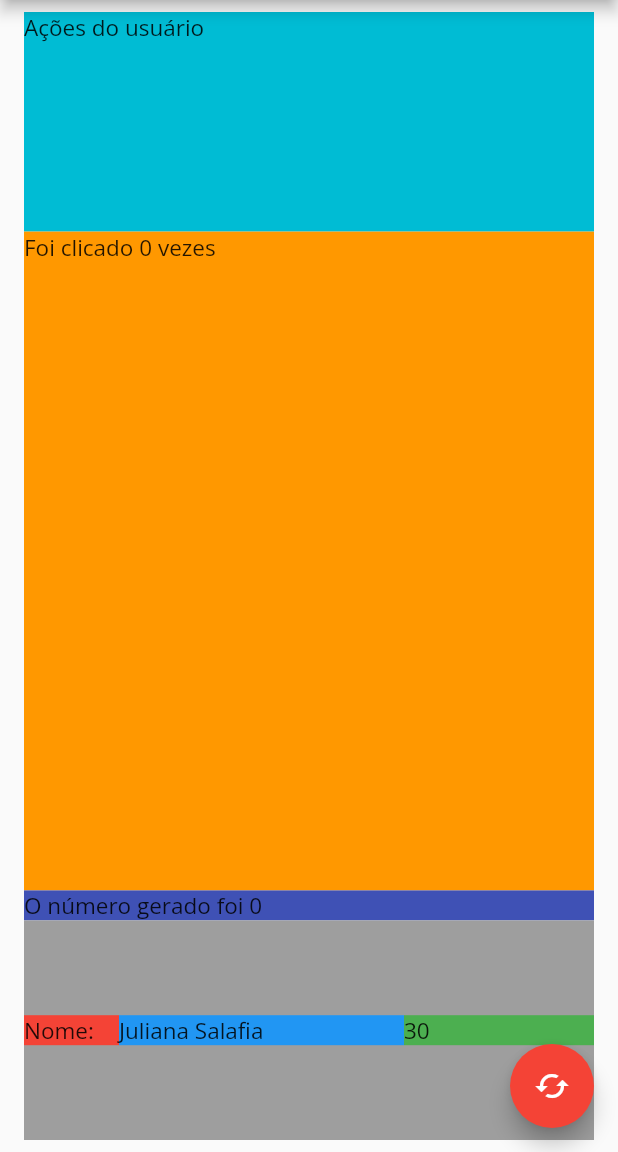
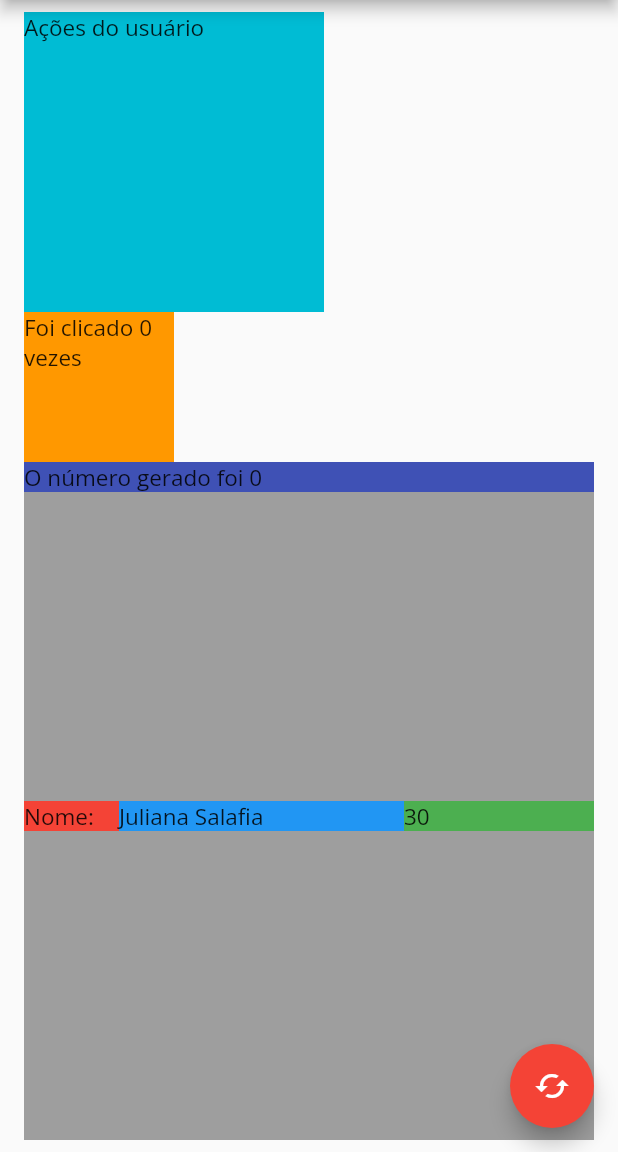
Before and after one commit to julianasalafia/BootcampSantander, a Flutter app: the screen it shows after launch, on a phone screen of 412 x 824 dp, the part 84-1236 px from its top. Run offline on Flutter 3.47's test engine with Material 2 defaults, Android fonts, the phone set to English and light mode, and no system bars; our stand-ins replace font_awesome_flutter, google_fonts.

Commit message:
feat: fixando tamanho nos componentes

```diff
--- a/2_modulo/trilhaapp/lib/pages/home_page.dart
+++ b/2_modulo/trilhaapp/lib/pages/home_page.dart
@@ -29,20 +29,19 @@ class _HomePageState extends State<HomePage> {
           crossAxisAlignment: CrossAxisAlignment.start,
           mainAxisAlignment: MainAxisAlignment.start,
           children: [
-            Expanded(
-              child: Container(
-                width: double.infinity,
-                color: Colors.cyan,
-                child: Text(
-                  'Ações do usuário',
-                  style: const TextStyle(fontSize: 15),
-                ),
+            Container(
+              width: 200,
+              height: 200,
+              color: Colors.cyan,
+              child: Text(
+                'Ações do usuário',
+                style: const TextStyle(fontSize: 15),
               ),
             ),
-            Expanded(
-              flex: 3,
+            SizedBox(
+              width: 100,
+              height: 100,
               child: Container(
-                width: double.infinity,
                 color: Colors.orange,
                 child: Text(
                   'Foi clicado $quantidadeCliques vezes',
```
